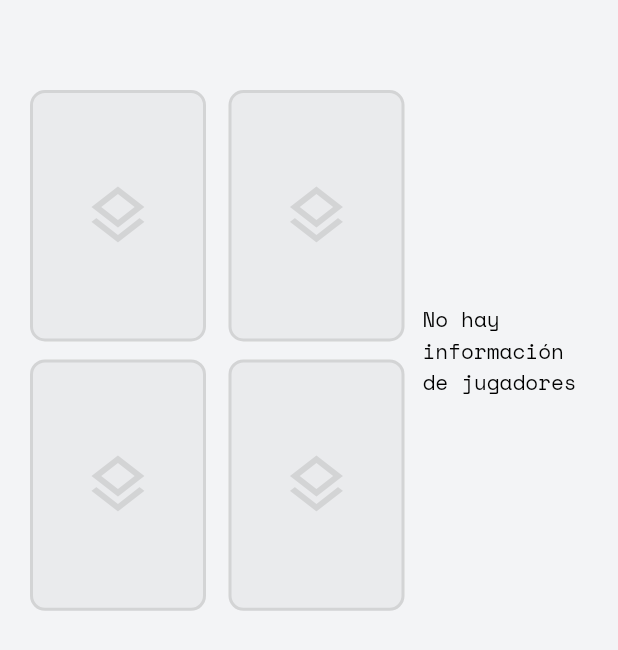
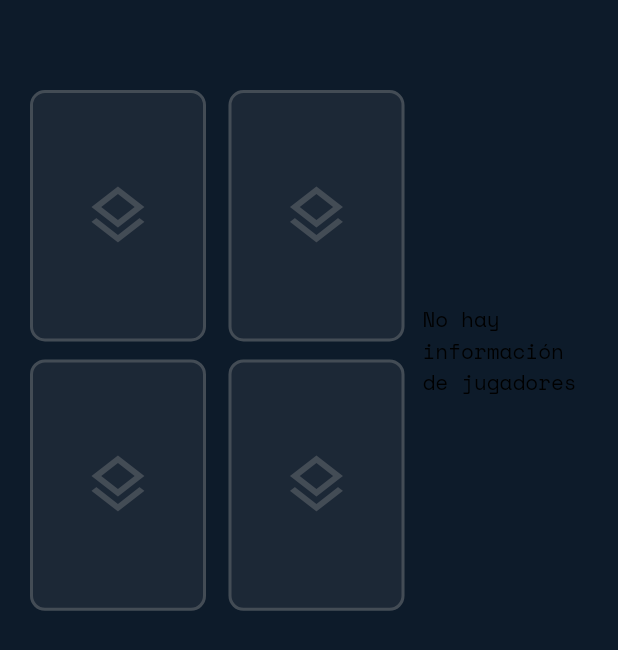
Before and after one commit to undy27/ClonacionFlutter0, a Flutter app: the GameScreen screen opened by its route, on a phone screen of 412 x 824 dp. Shown: the top 650 px of the screen. Run offline on Flutter 3.47's test engine with Material 3 defaults, Android fonts, the phone set to English and light mode, and no system bars; our stand-ins replace animate_do, audioplayers, flutter_svg, shared_preferences, supabase_flutter; missing offline and left inert: postgres; accounts and stored records are empty.

Commit message:
Change game screen background to dark blue poker table felt
- Changed from theme background to fixed dark blue color (0xFF0D1B2A)
- Simulates classic poker/card table appearance
- Creates better contrast for cards and game elements

```diff
--- a/src/lib/screens/game_screen.dart
+++ b/src/lib/screens/game_screen.dart
@@ -280,7 +280,7 @@ class _GameScreenState extends State<GameScreen> {
     // }
 
     return Scaffold(
-      backgroundColor: Theme.of(context).scaffoldBackgroundColor,
+      backgroundColor: const Color(0xFF0D1B2A), // Dark blue poker table felt
       body: Stack(
         children: [
           Padding(
```
